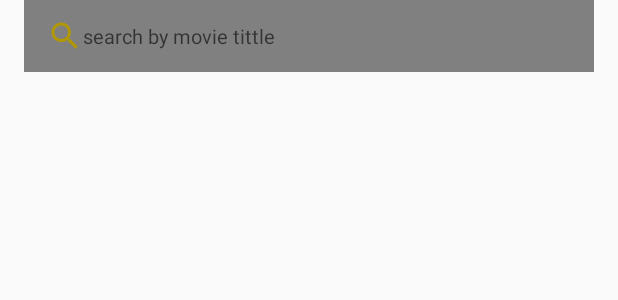
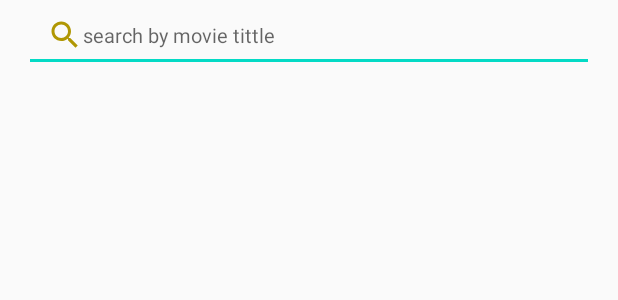
Before and after one commit to mohamedma872/SwvlTask, an Android app: the layout movies_activity.xml on its own in the app's theme, with its tools: preview values and no code run, on a phone screen of 412 x 824 dp. Shown: the top 300 px of the screen. Run offline under Robolectric (Android 15) with nearby library versions, the phone set to English and light mode, and no system bars.

Commit message:
fix some issues in Photo.kt after i review the task again

```diff
--- a/moviefeatures/src/main/res/layout/movies_activity.xml
+++ b/moviefeatures/src/main/res/layout/movies_activity.xml
@@ -13,7 +13,6 @@
         android:layout_height="48dp"
         android:layout_marginStart="16dp"
         android:layout_marginEnd="16dp"
-        android:background="@android:color/tertiary_text_light"
         android:drawableStart="@drawable/ic_baseline_search_24"
         android:ems="10"
         android:hint="search by movie tittle"
@@ -24,6 +23,9 @@
         android:paddingStart="15dp"
         android:paddingEnd="10dp"
         android:textSize="13sp"
+        android:drawableLeft="@drawable/ic_baseline_search_24"
+        android:paddingLeft="15dp"
+        android:paddingRight="10dp"
         tools:ignore="MissingConstraints,TextFields" />
 
     <androidx.recyclerview.widget.RecyclerView
```
